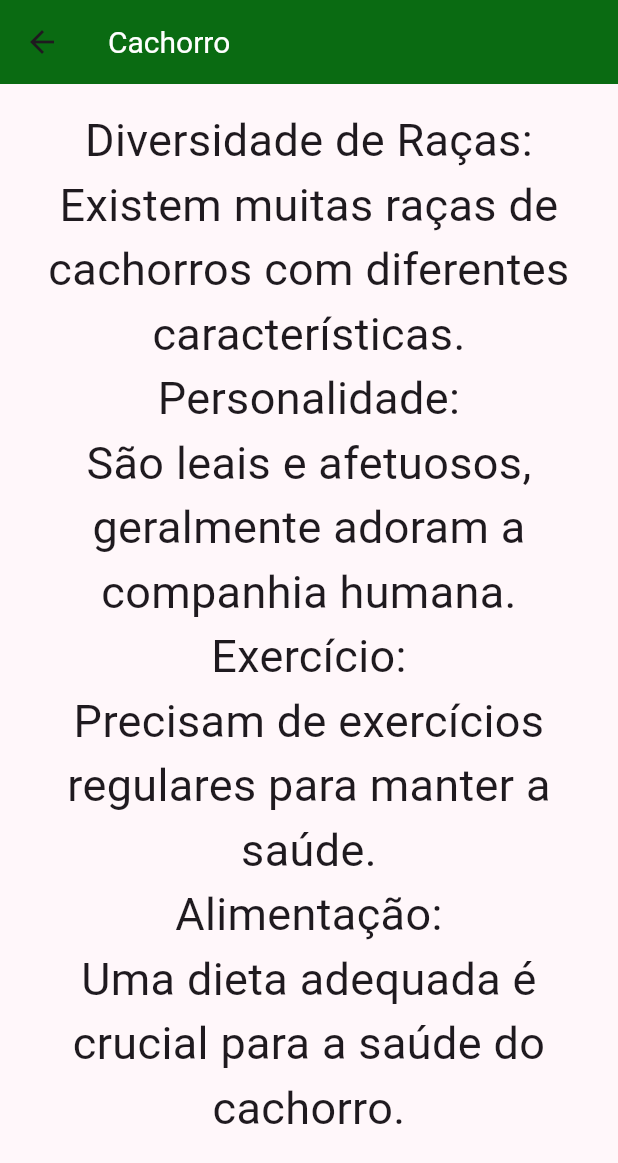
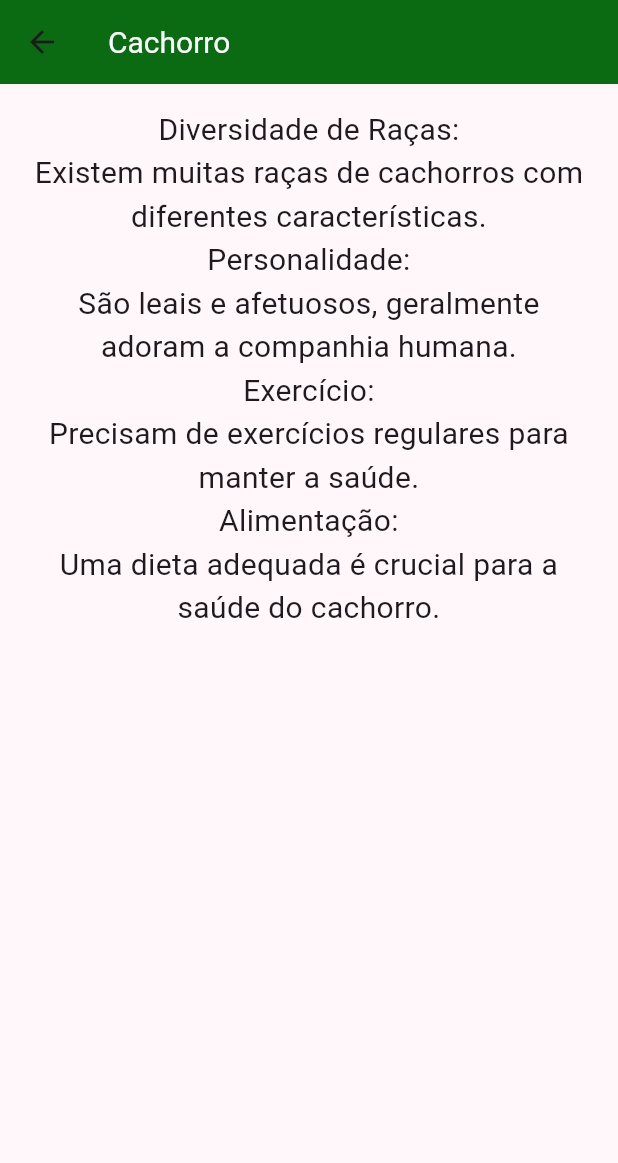
Before and after one commit to DanielCalado/PrimeiraAvaliacaoDeMobileII, a Flutter app: the screen it shows after launch, in the side drawer, after a tap on "Cachorro", on a phone screen of 412 x 824 dp. Shown: the top 1163 px of the screen. Run offline on Flutter 3.47's test engine with Material 2 defaults, Android fonts, the phone set to English and light mode, and no system bars.

Commit message:
mudança da fonte das curiosidades de 30 pa 20

```diff
--- a/pet_palacy/lib/MyHomePage.dart
+++ b/pet_palacy/lib/MyHomePage.dart
@@ -150,7 +150,7 @@ class CuriosidadeCachorro extends StatelessWidget {
                   "\nExercício: \nPrecisam de exercícios regulares para manter a saúde." +
                   "\vAlimentação: \nUma dieta adequada é crucial para a saúde do cachorro.",
               textAlign: TextAlign.center,
-              style: TextStyle(fontSize: 30),
+              style: TextStyle(fontSize: 20),
             ),
           )
         ],
@@ -179,7 +179,7 @@ class CuriosidadeGato extends StatelessWidget {
                   "\nExercício:\nEmbora sejam menos ativos do que os cães, os gatos ainda precisam de brincadeiras e estimulação física." +
                   "\nAlimentação:\nA dieta dos gatos deve incluir proteínas de alta qualidade e taurina, um aminoácido essencial.",
               textAlign: TextAlign.center,
-              style: TextStyle(fontSize: 30),
+              style: TextStyle(fontSize: 20),
             ),
           )
         ],
```
